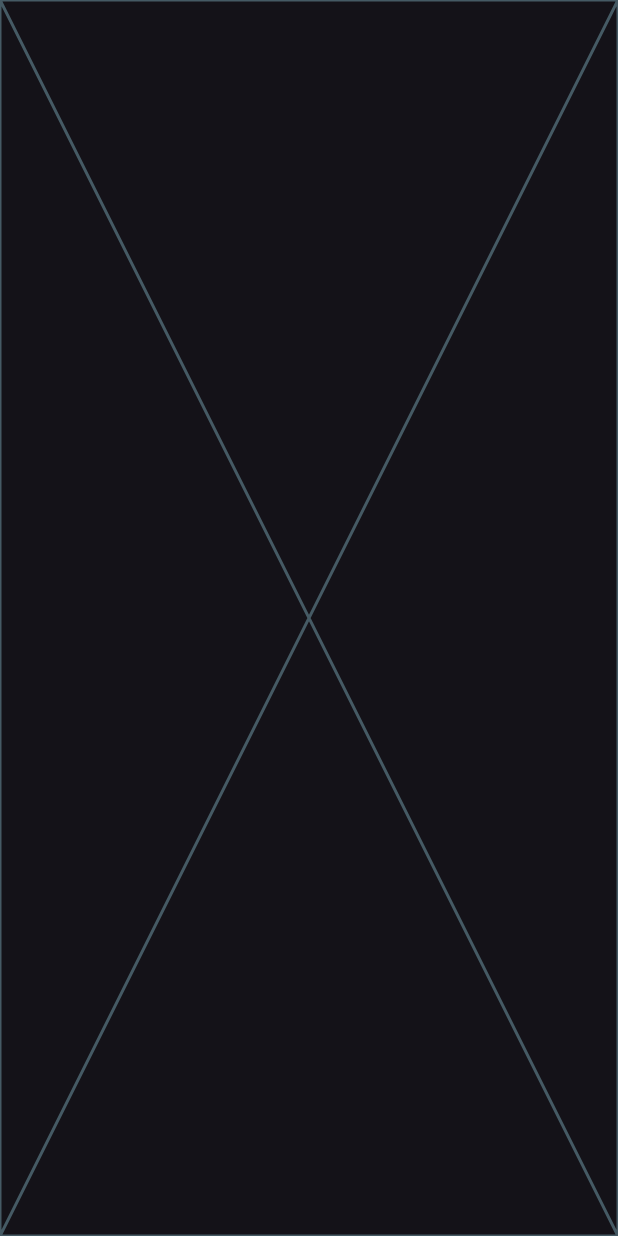
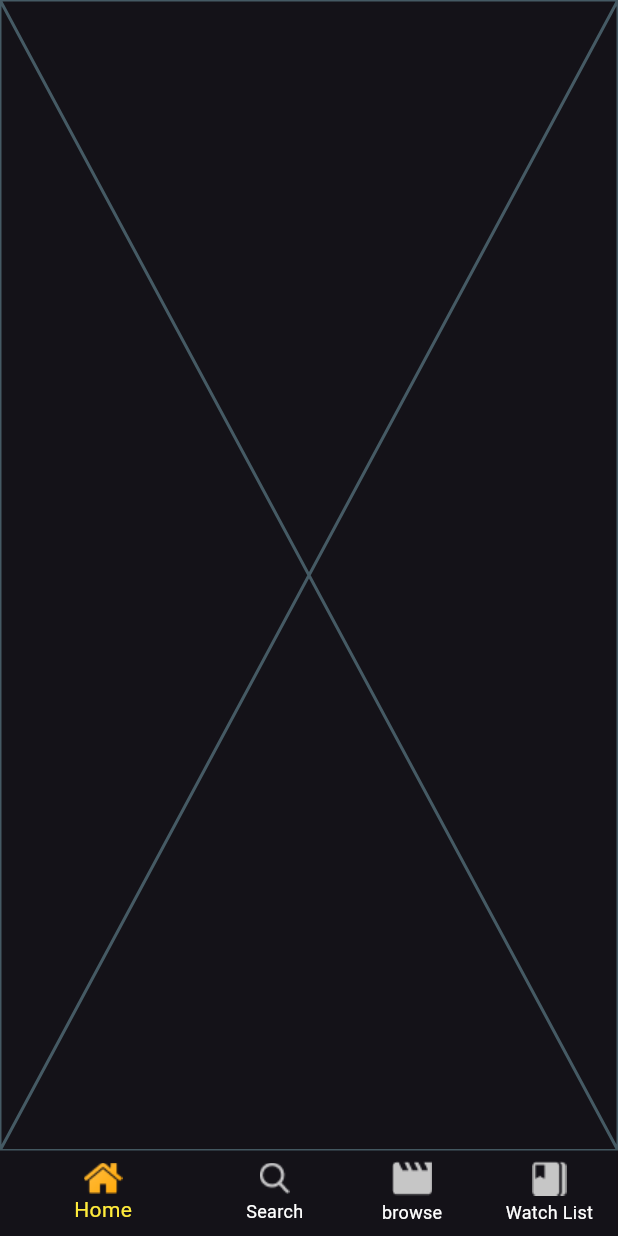
Before and after one commit to amrnooour/movie_app, a Flutter app: the screen it shows after launch, on a phone screen of 412 x 824 dp. Run offline on Flutter 3.47's test engine with Material 3 defaults, Android fonts, the phone set to English and light mode, and no system bars; our stand-ins replace bloc, flutter_bloc, go_router.

Commit message:
finish bottom navigation bar

```diff
--- a/lib/core/utils/app_router.dart
+++ b/lib/core/utils/app_router.dart
@@ -1,8 +1,12 @@
+import 'package:flutter_bloc/flutter_bloc.dart';
 import 'package:go_router/go_router.dart';
+import 'package:movie_app/features/home/presentation/cubit/home_cubit.dart';
 import 'package:movie_app/features/home/presentation/views/home_view.dart';
 import 'package:movie_app/features/splash/splash.dart';
 
 final GoRouter router = GoRouter(routes: [
   GoRoute(path: "/",builder: (context, state) => const Splash(),),
-  GoRoute(path: "/homeView",builder: (context, state) => const HomeView(),),
+  GoRoute(path: "/homeView",builder: (context, state) => BlocProvider(
+    create: (context) => HomeCubit(),
+    child: const HomeView()),),
 ]);
--- a/lib/core/utils/constants.dart
+++ b/lib/core/utils/constants.dart
@@ -1,3 +1,14 @@
-class Constants{
+import 'package:flutter/material.dart';
+import 'package:movie_app/features/browse/presentation/views/browse_view.dart';
+import 'package:movie_app/features/home/presentation/views/widgets/home_view_body.dart';
+import 'package:movie_app/features/search/presentation/views/search_view.dart';
+import 'package:movie_app/features/watch_list/presentation/views/watch_list_view.dart';
 
+class Constants {
+  static List<Widget> tabs = const [
+    HomeViewBody(),
+    SearchView(),
+    BrowseView(),
+    WatchListView()
+  ];
 }
--- /dev/null
+++ b/lib/features/home/presentation/cubit/home_cubit.dart
@@ -0,0 +1,13 @@
+import 'package:bloc/bloc.dart';
+import 'package:movie_app/features/home/presentation/cubit/home_states.dart';
+
+class HomeCubit extends Cubit<HomeStates> {
+  HomeCubit() : super(HomeInitial());
+
+  int currentIndex = 0;
+
+  changeBottomNavIndex(int index) {
+    currentIndex = index;
+    emit(HomeBottomNav());
+  }
+}
--- /dev/null
+++ b/lib/features/home/presentation/cubit/home_states.dart
@@ -0,0 +1,3 @@
+class HomeStates{}
+class HomeInitial extends HomeStates{}
+class HomeBottomNav extends HomeStates{}
--- a/lib/features/home/presentation/views/home_view.dart
+++ b/lib/features/home/presentation/views/home_view.dart
@@ -1,13 +1,20 @@
 import 'package:flutter/material.dart';
-import 'package:movie_app/features/home/presentation/views/widgets/home_view_body.dart';
+import 'package:flutter_bloc/flutter_bloc.dart';
+import 'package:movie_app/core/utils/constants.dart';
+import 'package:movie_app/features/home/presentation/cubit/home_cubit.dart';
+import 'package:movie_app/features/home/presentation/cubit/home_states.dart';
+import 'package:movie_app/features/home/presentation/views/widgets/custom_bottom_nav.dart';
 
 class HomeView extends StatelessWidget {
   const HomeView({super.key});
 
   @override
   Widget build(BuildContext context) {
-    return const Scaffold(
-      body: HomeViewBody(),
+    return BlocBuilder<HomeCubit,HomeStates>(
+      builder: (context, state) => Scaffold(
+        body: Constants.tabs[context.read<HomeCubit>().currentIndex],
+        bottomNavigationBar: const CustomBottomNav(),
+      ),
     );
   }
 }
--- /dev/null
+++ b/lib/features/home/presentation/views/widgets/custom_bottom_nav.dart
@@ -0,0 +1,54 @@
+import 'package:flutter/material.dart';
+import 'package:flutter_bloc/flutter_bloc.dart';
+import 'package:movie_app/core/utils/app_assets.dart';
+import 'package:movie_app/features/home/presentation/cubit/home_cubit.dart';
+import 'package:movie_app/features/home/presentation/cubit/home_states.dart';
+
+class CustomBottomNav extends StatelessWidget {
+  const CustomBottomNav({super.key});
+
+  @override
+  Widget build(BuildContext context) {
+    var cubit = context.read<HomeCubit>();
+    return BlocBuilder<HomeCubit,HomeStates>(
+      builder: (context, state) {
+        return BottomNavigationBar(
+          currentIndex: cubit.currentIndex,
+          onTap: (index) {
+            cubit.changeBottomNavIndex(index);
+          },
+          selectedItemColor: Colors.yellow,
+          unselectedItemColor: Colors.white,
+          showUnselectedLabels: true,
+          items: [
+            buildBottomNavItem(
+            cubit.currentIndex==0,
+             Image.asset(AppAssets.homeIcon),
+              Image.asset(AppAssets.homeSelected),
+               "Home"),
+               buildBottomNavItem(
+            cubit.currentIndex==1,
+             Image.asset(AppAssets.searchIcon),
+              Image.asset(AppAssets.searchSelected),
+               "Search"),
+               buildBottomNavItem(
+            cubit.currentIndex==2,
+             Image.asset(AppAssets.browseIcon),
+              Image.asset(AppAssets.browsrSelected),
+               "browse"),
+               buildBottomNavItem(
+            cubit.currentIndex==3,
+             Image.asset(AppAssets.watchListIcon),
+              Image.asset(AppAssets.watchListSelected),
+               "Watch List"),
+               ]);
+      },
+    );
+  }
+
+  buildBottomNavItem(
+      bool isSelected, Widget icon, Widget iconActive, String label) {
+    return BottomNavigationBarItem(
+        icon: isSelected ? iconActive : icon, label: label);
+  }
+}
--- a/lib/main.dart
+++ b/lib/main.dart
@@ -11,6 +11,7 @@ class MyApp extends StatelessWidget {
   @override
   Widget build(BuildContext context) {
     return MaterialApp.router(
+      debugShowCheckedModeBanner: false,
       routerConfig: router,
       theme: ThemeData.dark(),
     );
--- a/pubspec.yaml
+++ b/pubspec.yaml
@@ -36,6 +36,7 @@ dependencies:
   # Use with the CupertinoIcons class for iOS style icons.
   cupertino_icons: ^1.0.6
   go_router: ^14.2.0
+  flutter_bloc: ^8.1.6
 
 dev_dependencies:
   flutter_test:
```
Also changed, not shown: pubspec.lock.
